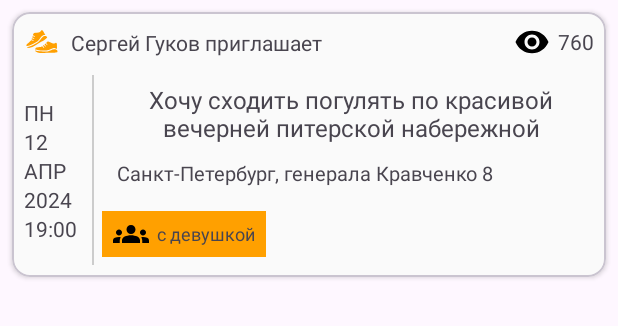
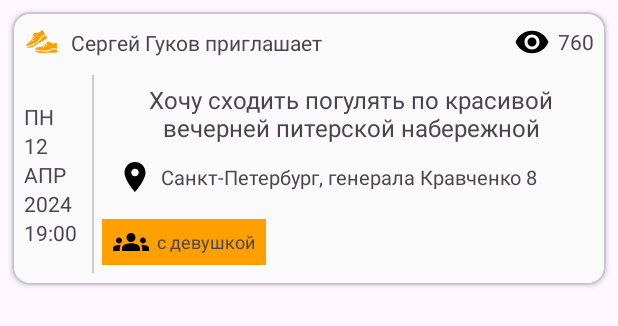
Before and after one commit to VopRos-ZP/Meetpeople, an Android app: the layout meeting_card.xml on its own in the app's theme, with its tools: preview values and no code run, on a phone screen of 412 x 824 dp. Shown: the top 326 px of the screen. Run offline under Robolectric (Android 15) with nearby library versions, the phone set to English and light mode, and no system bars.

Commit message:
Update design concept

```diff
--- /dev/null
+++ b/app/src/main/res/drawable/icon_location.xml
@@ -0,0 +1,5 @@
+<vector android:height="24dp" android:tint="#000000"
+    android:viewportHeight="24" android:viewportWidth="24"
+    android:width="24dp" xmlns:android="http://schemas.android.com/apk/res/android">
+    <path android:fillColor="@android:color/white" android:pathData="M12,2C8.13,2 5,5.13 5,9c0,5.25 7,13 7,13s7,-7.75 7,-13c0,-3.87 -3.13,-7 -7,-7zM12,11.5c-1.38,0 -2.5,-1.12 -2.5,-2.5s1.12,-2.5 2.5,-2.5 2.5,1.12 2.5,2.5 -1.12,2.5 -2.5,2.5z"/>
+</vector>
--- a/app/src/main/res/layout/meeting_card.xml
+++ b/app/src/main/res/layout/meeting_card.xml
@@ -133,6 +133,9 @@
                 android:textSize="16sp" />
 
             <TextView
+                android:drawableStart="@drawable/icon_location"
+                android:gravity="center_vertical"
+                android:drawablePadding="5dp"
                 android:layout_width="match_parent"
                 android:layout_height="wrap_content"
                 android:text="Санкт-Петербург, генерала Кравченко 8"
```
